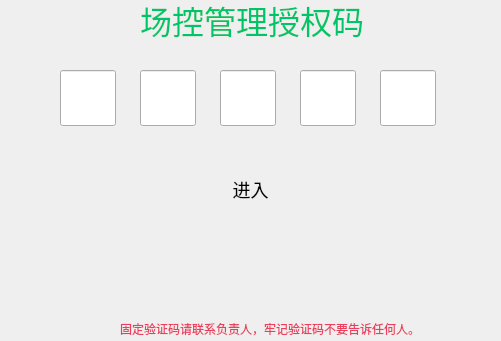
Old version of the form UI/gbs/bizWidgets/GBSBizLiveGuarderAuth.ui in the repository huangjingpei/myobs.
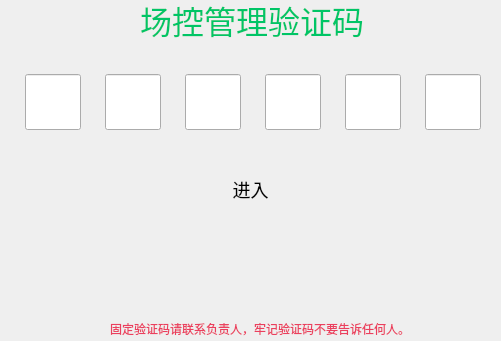
New version of the form.

Patch:
```diff
--- a/UI/gbs/bizWidgets/GBSBizLiveGuarderAuth.ui
+++ b/UI/gbs/bizWidgets/GBSBizLiveGuarderAuth.ui
@@ -25,7 +25,7 @@
    <widget class="QLabel" name="label">
     <property name="geometry">
      <rect>
-      <x>120</x>
+      <x>110</x>
       <y>320</y>
       <width>293</width>
       <height>17</height>
@@ -43,8 +43,8 @@
    <widget class="QLineEdit" name="lePassword2">
     <property name="geometry">
      <rect>
-      <x>220</x>
-      <y>70</y>
+      <x>185</x>
+      <y>74</y>
       <width>56</width>
       <height>56</height>
      </rect>
@@ -53,8 +53,8 @@
    <widget class="QLineEdit" name="lePassword3">
     <property name="geometry">
      <rect>
-      <x>300</x>
-      <y>70</y>
+      <x>265</x>
+      <y>74</y>
       <width>56</width>
       <height>56</height>
      </rect>
@@ -63,8 +63,8 @@
    <widget class="QLineEdit" name="lePassword4">
     <property name="geometry">
      <rect>
-      <x>380</x>
-      <y>70</y>
+      <x>345</x>
+      <y>74</y>
       <width>56</width>
       <height>56</height>
      </rect>
@@ -92,8 +92,8 @@
    <widget class="QLineEdit" name="lePassword1">
     <property name="geometry">
      <rect>
-      <x>140</x>
-      <y>70</y>
+      <x>105</x>
+      <y>74</y>
       <width>56</width>
       <height>56</height>
      </rect>
@@ -130,14 +130,24 @@
 </string>
     </property>
     <property name="text">
-     <string>场控管理授权码</string>
+     <string>场控管理验证码</string>
     </property>
    </widget>
    <widget class="QLineEdit" name="lePassword0">
     <property name="geometry">
      <rect>
-      <x>60</x>
-      <y>70</y>
+      <x>25</x>
+      <y>74</y>
+      <width>56</width>
+      <height>56</height>
+     </rect>
+    </property>
+   </widget>
+   <widget class="QLineEdit" name="lePassword5">
+    <property name="geometry">
+     <rect>
+      <x>425</x>
+      <y>74</y>
       <width>56</width>
       <height>56</height>
      </rect>
```
Left out of the diff: 2 changed lines with no effect on the pictures.
